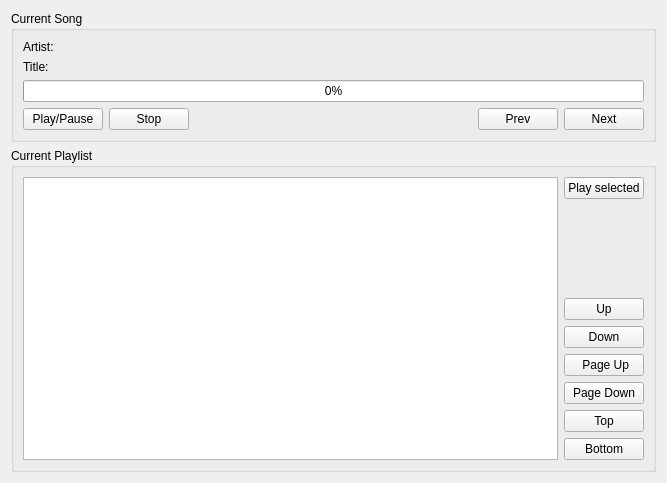
The window that src/plugins/music-phonon/currentlyplaying.ui (rvanderbijl/ology) describes before a commit, drawn with Qt 5.
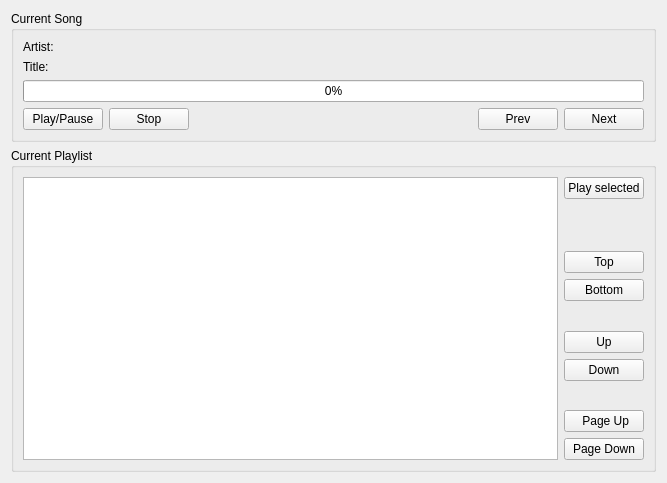
The same window after the commit.

What changed in the file:
```diff
--- a/src/plugins/music-phonon/currentlyplaying.ui
+++ b/src/plugins/music-phonon/currentlyplaying.ui
@@ -145,6 +145,52 @@
           </property>
          </spacer>
         </item>
+        <item>
+         <spacer name="verticalSpacer_4">
+          <property name="orientation">
+           <enum>Qt::Vertical</enum>
+          </property>
+          <property name="sizeHint" stdset="0">
+           <size>
+            <width>20</width>
+            <height>40</height>
+           </size>
+          </property>
+         </spacer>
+        </item>
+        <item>
+         <widget class="QPushButton" name="selectSongFirstPushButton">
+          <property name="text">
+           <string>Top</string>
+          </property>
+          <property name="autoRepeat">
+           <bool>false</bool>
+          </property>
+         </widget>
+        </item>
+        <item>
+         <widget class="QPushButton" name="selectSongLastPushButton">
+          <property name="text">
+           <string>Bottom</string>
+          </property>
+          <property name="autoRepeat">
+           <bool>false</bool>
+          </property>
+         </widget>
+        </item>
+        <item>
+         <spacer name="verticalSpacer_2">
+          <property name="orientation">
+           <enum>Qt::Vertical</enum>
+          </property>
+          <property name="sizeHint" stdset="0">
+           <size>
+            <width>20</width>
+            <height>40</height>
+           </size>
+          </property>
+         </spacer>
+        </item>
         <item>
          <widget class="QPushButton" name="selectSongPrevPushButton">
           <property name="text">
@@ -159,6 +205,19 @@
           </property>
          </widget>
         </item>
+        <item>
+         <spacer name="verticalSpacer_3">
+          <property name="orientation">
+           <enum>Qt::Vertical</enum>
+          </property>
+          <property name="sizeHint" stdset="0">
+           <size>
+            <width>20</width>
+            <height>40</height>
+           </size>
+          </property>
+         </spacer>
+        </item>
         <item>
          <widget class="QPushButton" name="selectSongPageUpPushButton">
           <property name="text">
@@ -171,19 +230,8 @@
           <property name="text">
            <string>Page Down</string>
           </property>
-         </widget>
-        </item>
-        <item>
-         <widget class="QPushButton" name="selectSongFirstPushButton">
-          <property name="text">
-           <string>Top</string>
-          </property>
-         </widget>
-        </item>
-        <item>
-         <widget class="QPushButton" name="selectSongLastPushButton">
-          <property name="text">
-           <string>Bottom</string>
+          <property name="autoRepeat">
+           <bool>true</bool>
           </property>
          </widget>
         </item>
```
Left out of the diff: 23 changed lines with no effect on the pictures.
